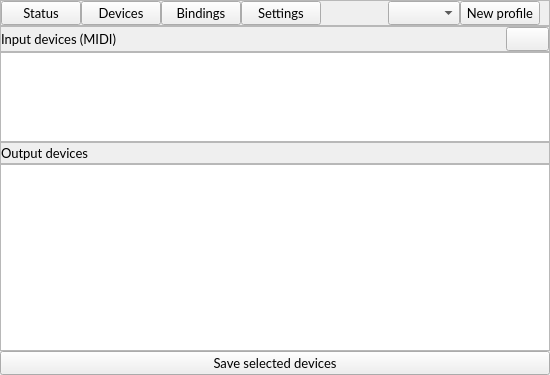
First picture: the form in mainwindow.ui, repository Frewacom/midi-soundboard, before the edit.
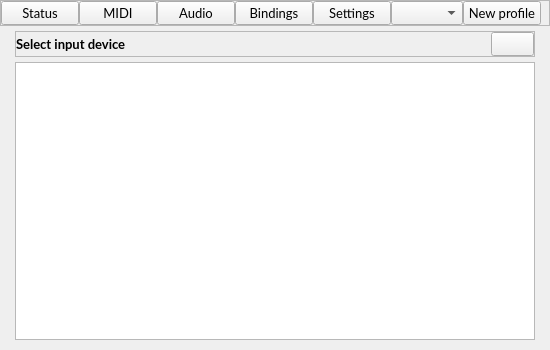
Second picture: the form after the edit. The open tabs and pages were chosen to show the change. Icons and pictures are not drawn.

Commit message: Updated the QListWidget style. Moved Audio device selection to its own screen. Added disconnect functions for AudioWrapper

What changed in the file:
```diff
--- a/mainwindow.ui
+++ b/mainwindow.ui
@@ -7,7 +7,7 @@
     <x>0</x>
     <y>0</y>
     <width>550</width>
-    <height>375</height>
+    <height>350</height>
    </rect>
   </property>
   <property name="sizePolicy">
@@ -19,7 +19,7 @@
   <property name="minimumSize">
    <size>
     <width>550</width>
-    <height>375</height>
+    <height>350</height>
    </size>
   </property>
   <property name="maximumSize">
@@ -112,7 +112,20 @@
           <string>btn-header</string>
          </property>
          <property name="text">
-          <string>Devices</string>
+          <string>MIDI</string>
+         </property>
+         <property name="checkable">
+          <bool>true</bool>
+         </property>
+        </widget>
+       </item>
+       <item>
+        <widget class="QPushButton" name="HeaderAudioButton">
+         <property name="accessibleName">
+          <string>btn-header</string>
+         </property>
+         <property name="text">
+          <string>Audio</string>
          </property>
          <property name="checkable">
           <bool>true</bool>
@@ -496,22 +509,22 @@
         </item>
        </layout>
       </widget>
-      <widget class="QWidget" name="DeviceSelectionScreen">
-       <layout class="QVBoxLayout" name="verticalLayout" stretch="0,1,0,0,0">
+      <widget class="QWidget" name="MidiScreen">
+       <layout class="QVBoxLayout" name="verticalLayout" stretch="0,1">
         <property name="spacing">
-         <number>0</number>
+         <number>5</number>
         </property>
         <property name="leftMargin">
-         <number>0</number>
+         <number>15</number>
         </property>
         <property name="topMargin">
-         <number>0</number>
+         <number>5</number>
         </property>
         <property name="rightMargin">
-         <number>0</number>
+         <number>15</number>
         </property>
         <property name="bottomMargin">
-         <number>0</number>
+         <number>10</number>
         </property>
         <item>
          <widget class="QFrame" name="DeviceSelectionMidiHeader">
@@ -543,12 +556,22 @@
            <item>
             <layout class="QHBoxLayout" name="layout">
              <item>
-              <widget class="QLabel" name="DeviceSelectionTitle">
+              <widget class="QLabel" name="MidiHeaderTitle">
+               <property name="font">
+                <font>
+                 <family>Leelawadee UI</family>
+                 <weight>75</weight>
+                 <bold>true</bold>
+                </font>
+               </property>
                <property name="accessibleName">
                 <string>sub-header-title</string>
                </property>
                <property name="text">
-                <string>Input devices (MIDI)</string>
+                <string>Select input device</string>
+               </property>
+               <property name="alignment">
+                <set>Qt::AlignLeading|Qt::AlignLeft|Qt::AlignVCenter</set>
                </property>
               </widget>
              </item>
@@ -593,7 +616,7 @@
         <item>
          <widget class="QListWidget" name="DeviceSelectionList">
           <property name="sizePolicy">
-           <sizepolicy hsizetype="Expanding" vsizetype="Fixed">
+           <sizepolicy hsizetype="Expanding" vsizetype="Expanding">
             <horstretch>0</horstretch>
             <verstretch>0</verstretch>
            </sizepolicy>
@@ -627,8 +650,27 @@
           </property>
          </widget>
         </item>
+       </layout>
+      </widget>
+      <widget class="QWidget" name="AudioScreen">
+       <layout class="QVBoxLayout" name="verticalLayout_8" stretch="0,1">
+        <property name="spacing">
+         <number>5</number>
+        </property>
+        <property name="leftMargin">
+         <number>15</number>
+        </property>
+        <property name="topMargin">
+         <number>5</number>
+        </property>
+        <property name="rightMargin">
+         <number>15</number>
+        </property>
+        <property name="bottomMargin">
+         <number>10</number>
+        </property>
         <item>
-         <widget class="QFrame" name="frame">
+         <widget class="QFrame" name="AudioHeader">
           <property name="minimumSize">
            <size>
             <width>0</width>
@@ -644,7 +686,7 @@
           <property name="frameShadow">
            <enum>QFrame::Raised</enum>
           </property>
-          <layout class="QVBoxLayout" name="verticalLayout_10">
+          <layout class="QHBoxLayout" name="horizontalLayout_2">
            <property name="spacing">
             <number>0</number>
            </property>
@@ -661,42 +703,74 @@
             <number>0</number>
            </property>
            <item>
-            <layout class="QHBoxLayout" name="horizontalLayout_2">
-             <item>
-              <widget class="QLabel" name="label">
-               <property name="accessibleName">
-                <string>sub-header-title</string>
-               </property>
-               <property name="text">
-                <string>Output devices</string>
-               </property>
-              </widget>
-             </item>
-             <item>
-              <spacer name="horizontalSpacer_2">
-               <property name="orientation">
-                <enum>Qt::Horizontal</enum>
-               </property>
-               <property name="sizeHint" stdset="0">
-                <size>
-                 <width>40</width>
-                 <height>20</height>
-                </size>
-               </property>
-              </spacer>
-             </item>
-            </layout>
+            <widget class="QLabel" name="AudioHeaderTitle">
+             <property name="font">
+              <font>
+               <family>Leelawadee UI</family>
+               <weight>75</weight>
+               <bold>true</bold>
+              </font>
+             </property>
+             <property name="accessibleName">
+              <string>sub-header-title</string>
+             </property>
+             <property name="text">
+              <string>Select output device(s)</string>
+             </property>
+            </widget>
+           </item>
+           <item>
+            <spacer name="AudioHeaderSpacer">
+             <property name="orientation">
+              <enum>Qt::Horizontal</enum>
+             </property>
+             <property name="sizeHint" stdset="0">
+              <size>
+               <width>40</width>
+               <height>20</height>
+              </size>
+             </property>
+            </spacer>
+           </item>
+           <item>
+            <widget class="QPushButton" name="AudioRescanButton">
+             <property name="accessibleName">
+              <string>btn-transparent</string>
+             </property>
+             <property name="text">
+              <string/>
+             </property>
+             <property name="icon">
+              <iconset resource="resources.qrc">
+               <normaloff>:/icons/refresh.svg</normaloff>:/icons/refresh.svg</iconset>
+             </property>
+             <property name="iconSize">
+              <size>
+               <width>20</width>
+               <height>20</height>
+              </size>
+             </property>
+            </widget>
            </item>
           </layout>
          </widget>
         </item>
         <item>
-         <widget class="QListWidget" name="DeviceSelectionAudioList">
+         <widget class="QListWidget" name="AudioSelectionList">
           <property name="accessibleName">
            <string>main-content</string>
           </property>
-          <property name="sizeAdjustPolicy">
-           <enum>QAbstractScrollArea::AdjustToContents</enum>
+          <property name="editTriggers">
+           <set>QAbstractItemView::NoEditTriggers</set>
+          </property>
+          <property name="showDropIndicator" stdset="0">
+           <bool>false</bool>
+          </property>
+          <property name="dragDropMode">
+           <enum>QAbstractItemView::NoDragDrop</enum>
+          </property>
+          <property name="defaultDropAction">
+           <enum>Qt::IgnoreAction</enum>
           </property>
           <property name="selectionMode">
            <enum>QAbstractItemView::MultiSelection</enum>
@@ -709,22 +783,6 @@
           </property>
          </widget>
         </item>
-        <item>
-         <widget class="QPushButton" name="DeviceSelectionSaveButton">
-          <property name="sizePolicy">
-           <sizepolicy hsizetype="Minimum" vsizetype="Fixed">
-            <horstretch>0</horstretch>
-            <verstretch>0</verstretch>
-           </sizepolicy>
-          </property>
-          <property name="accessibleName">
-           <string>btn-save</string>
-          </property>
-          <property name="text">
-           <string>Save selected devices</string>
-          </property>
-         </widget>
-        </item>
        </layout>
       </widget>
       <widget class="QWidget" name="BindingsScreen">
```
Left out of the diff: 35 changed lines with no effect on the pictures. The commit also changes 6 other files.
